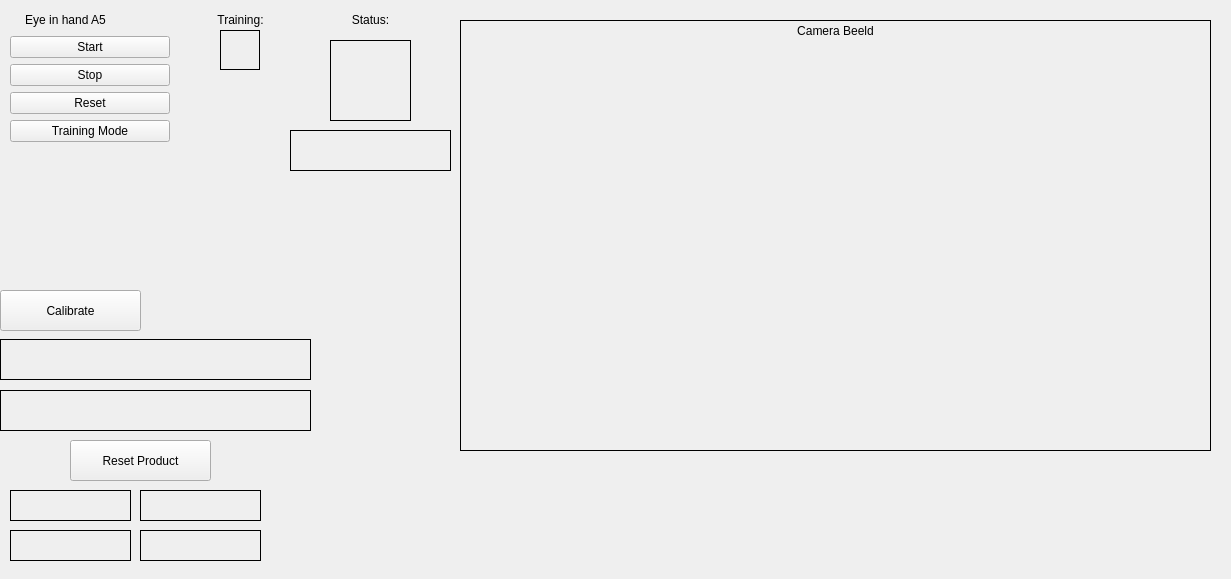
JesseSmul/eye_in_hand_A5, file install/eye_in_hand_pkg/lib/eye_in_hand_pkg/hmi_window.ui: the form before one commit.
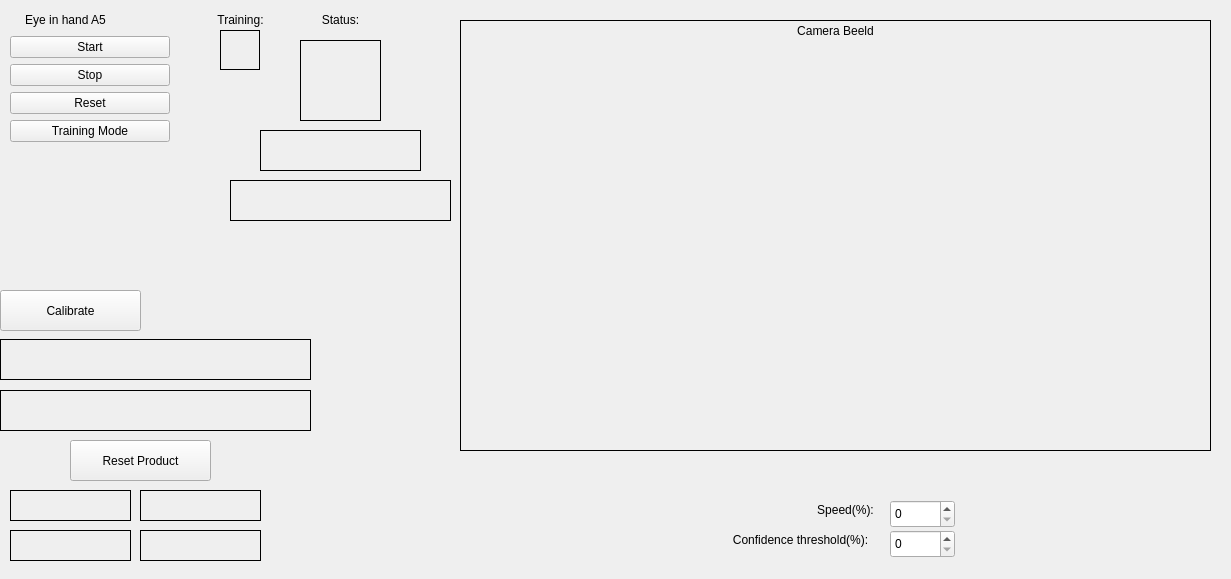
The form after the commit. Icons and pictures are not drawn.

```diff
--- a/install/eye_in_hand_pkg/lib/eye_in_hand_pkg/hmi_window.ui
+++ b/install/eye_in_hand_pkg/lib/eye_in_hand_pkg/hmi_window.ui
@@ -16,7 +16,7 @@
   <widget class="QLabel" name="statusLamp">
    <property name="geometry">
     <rect>
-     <x>330</x>
+     <x>300</x>
      <y>40</y>
      <width>81</width>
      <height>81</height>
@@ -75,7 +75,7 @@
   <widget class="QLabel" name="statusText">
    <property name="geometry">
     <rect>
-     <x>290</x>
+     <x>260</x>
      <y>130</y>
      <width>161</width>
      <height>41</height>
@@ -261,7 +261,7 @@
     <rect>
      <x>310</x>
      <y>10</y>
-     <width>121</width>
+     <width>61</width>
      <height>19</height>
     </rect>
    </property>
@@ -383,9 +383,9 @@
   <widget class="QLabel" name="label_4">
    <property name="geometry">
     <rect>
-     <x>180</x>
+     <x>210</x>
      <y>10</y>
-     <width>121</width>
+     <width>61</width>
      <height>19</height>
     </rect>
    </property>
@@ -396,6 +396,92 @@
     <set>Qt::AlignCenter</set>
    </property>
   </widget>
+  <widget class="QDoubleSpinBox" name="doubleSpinBox">
+   <property name="geometry">
+    <rect>
+     <x>890</x>
+     <y>500</y>
+     <width>65</width>
+     <height>28</height>
+    </rect>
+   </property>
+   <property name="decimals">
+    <number>0</number>
+   </property>
+   <property name="maximum">
+    <double>100.000000000000000</double>
+   </property>
+  </widget>
+  <widget class="QDoubleSpinBox" name="doubleSpinBox_2">
+   <property name="geometry">
+    <rect>
+     <x>890</x>
+     <y>530</y>
+     <width>65</width>
+     <height>28</height>
+    </rect>
+   </property>
+   <property name="decimals">
+    <number>0</number>
+   </property>
+  </widget>
+  <widget class="QLabel" name="label_5">
+   <property name="geometry">
+    <rect>
+     <x>810</x>
+     <y>500</y>
+     <width>71</width>
+     <height>20</height>
+    </rect>
+   </property>
+   <property name="text">
+    <string>Speed(%):</string>
+   </property>
+   <property name="alignment">
+    <set>Qt::AlignCenter</set>
+   </property>
+  </widget>
+  <widget class="QLabel" name="label_6">
+   <property name="geometry">
+    <rect>
+     <x>710</x>
+     <y>530</y>
+     <width>181</width>
+     <height>20</height>
+    </rect>
+   </property>
+   <property name="text">
+    <string>Confidence threshold(%):</string>
+   </property>
+   <property name="alignment">
+    <set>Qt::AlignCenter</set>
+   </property>
+  </widget>
+  <widget class="QLabel" name="msgLabel">
+   <property name="geometry">
+    <rect>
+     <x>230</x>
+     <y>180</y>
+     <width>221</width>
+     <height>41</height>
+    </rect>
+   </property>
+   <property name="minimumSize">
+    <size>
+     <width>0</width>
+     <height>0</height>
+    </size>
+   </property>
+   <property name="frameShape">
+    <enum>QFrame::Box</enum>
+   </property>
+   <property name="text">
+    <string/>
+   </property>
+   <property name="alignment">
+    <set>Qt::AlignCenter</set>
+   </property>
+  </widget>
  </widget>
  <tabstops>
   <tabstop>calButton</tabstop>
```
Left out of the diff: 2 changed lines with no effect on the pictures.
